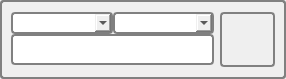
Before: the Qt Designer form searchform.ui in sidorplugin/HearDemoTrackEasy, drawn with Qt 5.
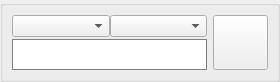
After: the same form once the commit is applied. Icons and pictures are not drawn.

Diff of the .ui file:
```diff
--- a/searchform.ui
+++ b/searchform.ui
@@ -6,19 +6,19 @@
    <rect>
     <x>0</x>
     <y>0</y>
-    <width>286</width>
+    <width>280</width>
     <height>79</height>
    </rect>
   </property>
   <property name="minimumSize">
    <size>
-    <width>286</width>
+    <width>280</width>
     <height>0</height>
    </size>
   </property>
   <property name="maximumSize">
    <size>
-    <width>286</width>
+    <width>280</width>
     <height>16777215</height>
    </size>
   </property>
@@ -26,11 +26,7 @@
    <string>Form</string>
   </property>
   <property name="styleSheet">
-   <string notr="true">background-color: qlineargradient(x1: 0, y1: 0, x2: 0, y2: 1,
-                                      stop: 0 #E0E0E0, stop: 1 #FFFFFF);
-    border: 2px solid gray;
-    border-radius: 4px;
-</string>
+   <string notr="true"/>
   </property>
   <layout class="QGridLayout" name="gridLayout_2">
    <property name="leftMargin">
@@ -50,9 +46,6 @@
    </property>
    <item row="0" column="0">
     <widget class="QGroupBox" name="groupBox">
-     <property name="styleSheet">
-      <string notr="true"/>
-     </property>
      <property name="title">
       <string/>
      </property>
@@ -60,7 +53,7 @@
       <item row="0" column="0">
        <layout class="QVBoxLayout" name="verticalLayout">
         <property name="spacing">
-         <number>0</number>
+         <number>2</number>
         </property>
         <item>
          <layout class="QHBoxLayout" name="horizontalLayout">
@@ -97,6 +90,14 @@
             <height>31</height>
            </size>
           </property>
+          <property name="font">
+           <font>
+            <pointsize>10</pointsize>
+           </font>
+          </property>
+          <property name="styleSheet">
+           <string notr="true">border: 1px solid gray</string>
+          </property>
          </widget>
         </item>
        </layout>
@@ -115,9 +116,6 @@
           <height>55</height>
          </size>
         </property>
-        <property name="styleSheet">
-         <string notr="true"/>
-        </property>
         <property name="text">
          <string/>
         </property>
```
Left out of the diff: 4 changed lines with no effect on the pictures.
